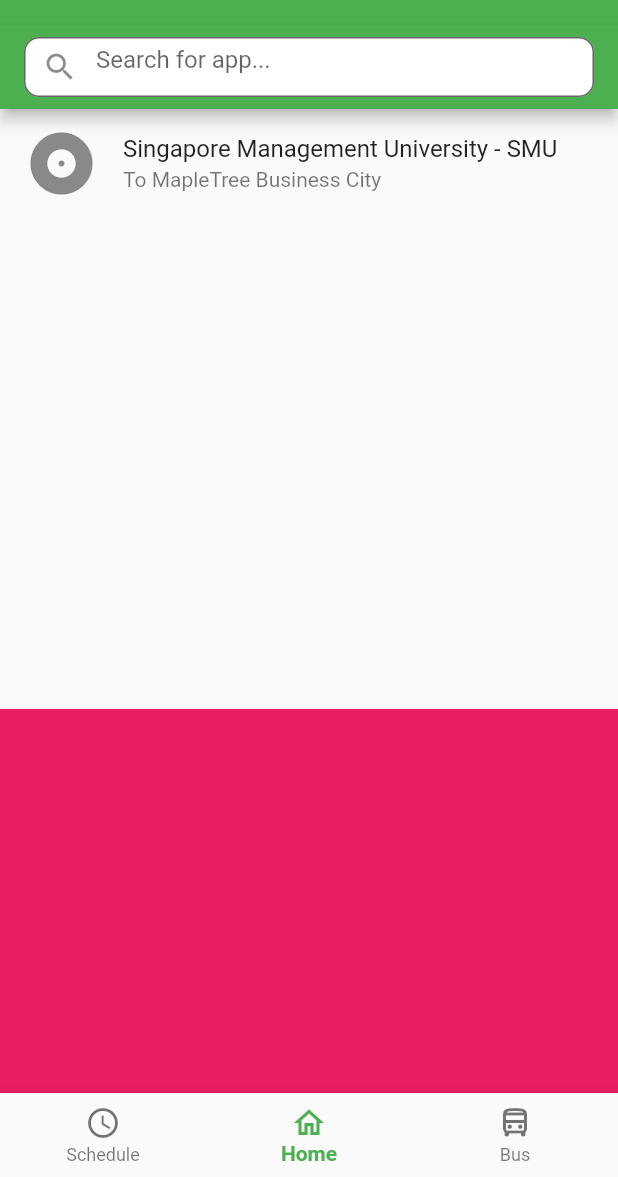
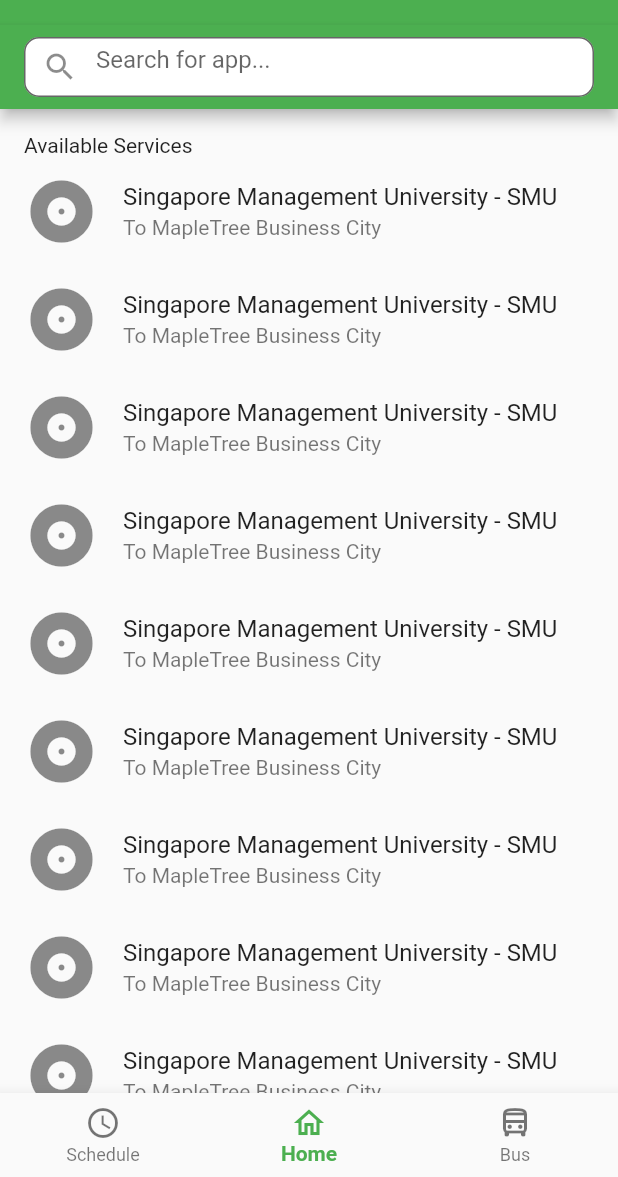
Before and after one commit to kelsieee/GoogleIgnite, a Flutter app: the screen it shows after launch, item 2 of the bottom bar chosen, on a phone screen of 412 x 824 dp, the part 59-1236 px from its top. Run offline on Flutter 3.47's test engine with Material 2 defaults, Android fonts, the phone set to English and light mode, and no system bars.

Commit message:
Implement dummy route list
Create infinite scroll list for routes

```diff
--- a/shuttleapp/lib/pages/homepage.dart
+++ b/shuttleapp/lib/pages/homepage.dart
@@ -1,8 +1,8 @@
 import 'package:flutter/material.dart';
+import 'package:shuttleapp/model/route.dart' as Route;
 
 class HomePage extends StatelessWidget {
   const HomePage({super.key});
-
   @override
   Widget build(BuildContext context) {
     return Scaffold(
@@ -36,22 +36,22 @@
           // Other Sliver Widgets
           SliverList(
             delegate: SliverChildListDelegate([
+              Container(
+                  padding: const EdgeInsets.fromLTRB(16.0, 16.0, 16.0, 0),
+                  child: Text("Available Services")
+              ),
               SizedBox(
-                height: 400,
                   child: Column(
                     mainAxisSize: MainAxisSize.min,
                     children: <Widget>[
-                      const ListTile(
-                        leading: Icon(Icons.album, size: 50),
-                        title: Text('Singapore Management University - SMU'),
-                        subtitle: Text('To MapleTree Business City'),
-                      ),
+                      for (int index = 1; index < 10; index++)
+                        const ListTile(
+                          leading: Icon(Icons.album, size: 50),
+                          title: Text('Singapore Management University - SMU'),
+                          subtitle: Text('To MapleTree Business City'),
+                        ),
                     ],
                   ),
-              ),
-              Container(
-                height: 1000,
-                color: Colors.pink,
               ),
             ]),
           ),
```
